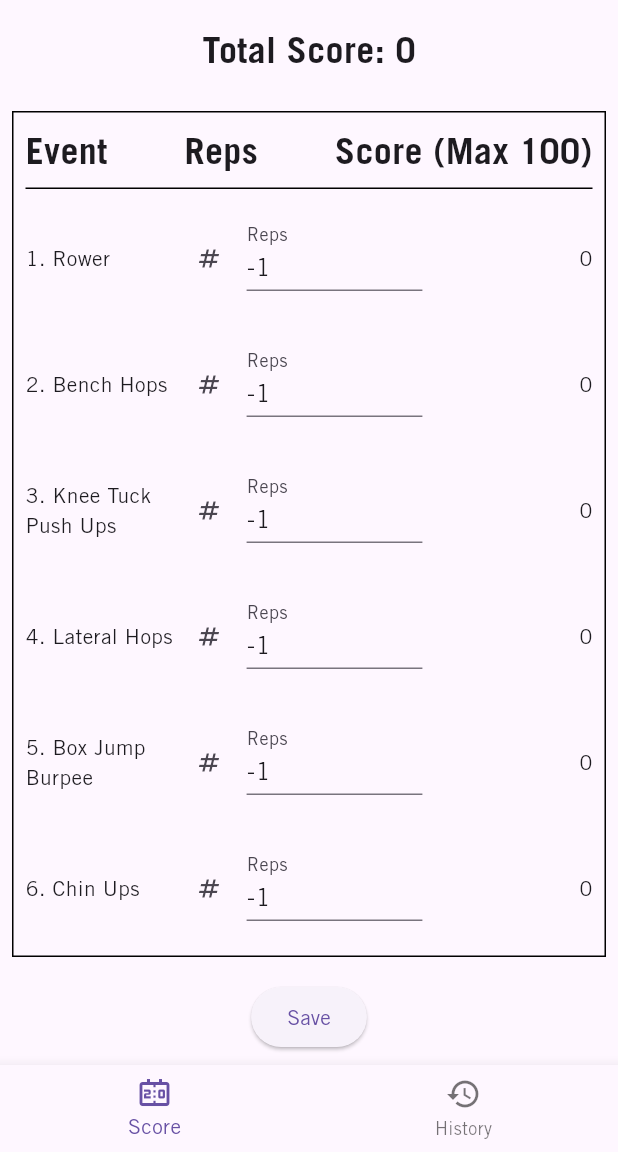
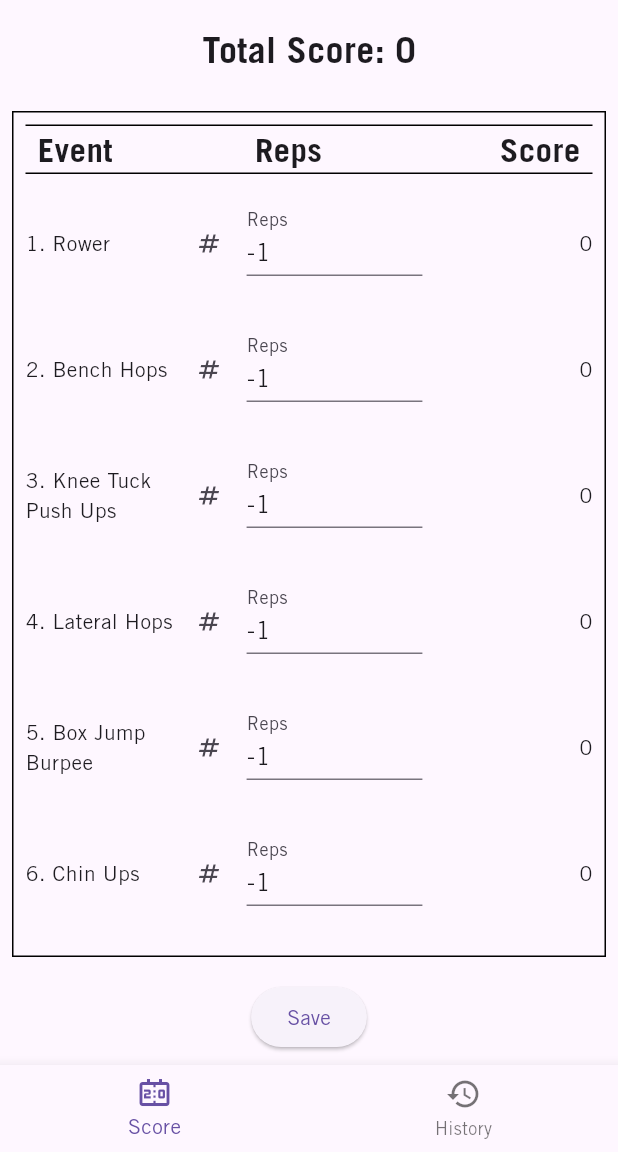
Before and after one commit to RemeJuan/playoffs_score_card, a Flutter app: the screen it shows after launch, on a phone screen of 412 x 824 dp, the part 84-1236 px from its top. Run offline on Flutter 3.47's test engine with Material 2 defaults, Android fonts, the phone set to English and light mode, and no system bars; our stand-ins replace auto_route, get_it, hexcolor.

Commit message:
fix(score_card): updated column widths

```diff
--- a/lib/views/score_card/table/score_header.dart
+++ b/lib/views/score_card/table/score_header.dart
@@ -6,8 +6,8 @@ class ScoreHeader extends StatelessWidget {
   @override
   Widget build(context) {
     return Container(
-      padding: const EdgeInsets.only(
-        bottom: AppTheme.paddingDefault,
+      padding: const EdgeInsets.symmetric(
+        horizontal: AppTheme.paddingDefault,
       ),
       decoration: const BoxDecoration(
         border: Border(
@@ -15,21 +15,39 @@ class ScoreHeader extends StatelessWidget {
             color: Colors.black,
             width: 1,
           ),
+          top: BorderSide(
+            color: Colors.black,
+            width: 1,
+          ),
         ),
       ),
-      child: Row(
-        mainAxisAlignment: MainAxisAlignment.spaceBetween,
-        children: [
-          Text("Event", style: _style),
-          Text("Reps", style: _style),
-          Text("Score (Max 100)", style: _style),
-        ],
-      ),
+      child: LayoutBuilder(builder: (context, constraints) {
+        final width = constraints.maxWidth;
+
+        return Row(
+          mainAxisAlignment: MainAxisAlignment.spaceBetween,
+          children: [
+            SizedBox(
+              width: width * 0.4,
+              child: Text("Event", style: _style),
+            ),
+            SizedBox(
+              width: width * 0.3,
+              child: Text("Reps", style: _style),
+            ),
+            Container(
+              width: width * 0.3,
+              alignment: Alignment.centerRight,
+              child: Text("Score", style: _style),
+            ),
+          ],
+        );
+      }),
     );
   }
 
   final TextStyle _style = const TextStyle(
-    fontSize: 24,
+    fontSize: 22,
     fontWeight: FontWeight.bold,
   );
 }
```
